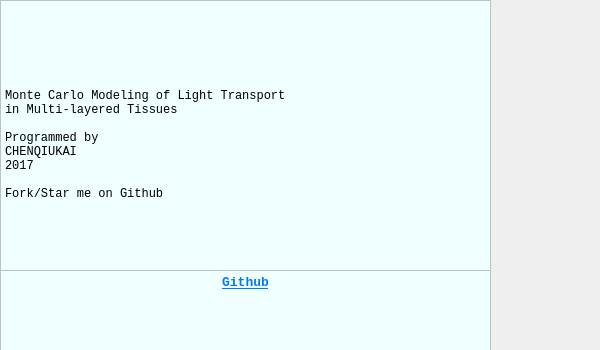
First picture: the form in mainwidgets/about.ui, repository SimonCqk/Photon_Propagation_Simulation, before the edit.
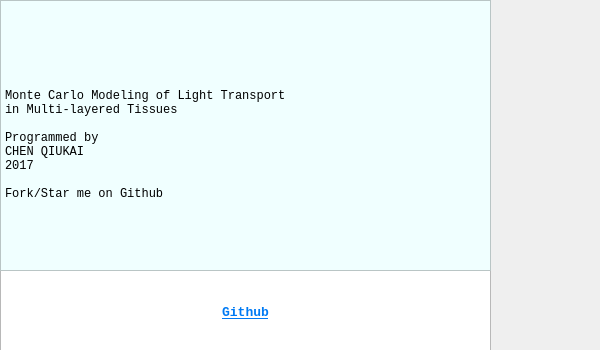
Second picture: the form after the edit.

Patch:
```diff
--- a/mainwidgets/about.ui
+++ b/mainwidgets/about.ui
@@ -32,13 +32,15 @@
     </font>
    </property>
    <property name="styleSheet">
-    <string notr="true">background-color:rgb(240,255,255);</string>
+    <string notr="true"/>
    </property>
    <property name="html">
     <string>&lt;!DOCTYPE HTML PUBLIC &quot;-//W3C//DTD HTML 4.0//EN&quot; &quot;http://www.w3.org/TR/REC-html40/strict.dtd&quot;&gt;
 &lt;html&gt;&lt;head&gt;&lt;meta name=&quot;qrichtext&quot; content=&quot;1&quot; /&gt;&lt;style type=&quot;text/css&quot;&gt;
 p, li { white-space: pre-wrap; }
 &lt;/style&gt;&lt;/head&gt;&lt;body style=&quot; font-family:'Consolas'; font-size:10pt; font-weight:400; font-style:normal;&quot;&gt;
+&lt;p align=&quot;center&quot; style=&quot;-qt-paragraph-type:empty; margin-top:0px; margin-bottom:0px; margin-left:0px; margin-right:0px; -qt-block-indent:0; text-indent:0px;&quot;&gt;&lt;br /&gt;&lt;/p&gt;
+&lt;p align=&quot;center&quot; style=&quot;-qt-paragraph-type:empty; margin-top:0px; margin-bottom:0px; margin-left:0px; margin-right:0px; -qt-block-indent:0; text-indent:0px;&quot;&gt;&lt;br /&gt;&lt;/p&gt;
 &lt;p align=&quot;center&quot; style=&quot; margin-top:0px; margin-bottom:0px; margin-left:0px; margin-right:0px; -qt-block-indent:0; text-indent:0px;&quot;&gt;&lt;a href=&quot;https://github.com/SimonCqk/Model_of_LightTransport&quot;&gt;&lt;span style=&quot; font-family:'SimSun'; font-weight:600; text-decoration: underline; color:#007af4;&quot;&gt;Github&lt;/span&gt;&lt;/a&gt;&lt;/p&gt;&lt;/body&gt;&lt;/html&gt;</string>
    </property>
   </widget>
@@ -73,7 +75,7 @@
 in Multi-layered Tissues
 
 Programmed by
-CHENQIUKAI
+CHEN QIUKAI
 2017
 
 Fork/Star me on Github</string>
```
